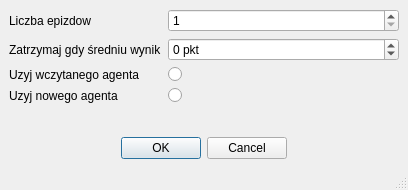
Old version of the form templatki/templatkaUruchamianieui.ui in the repository vatrasar/licencjat.
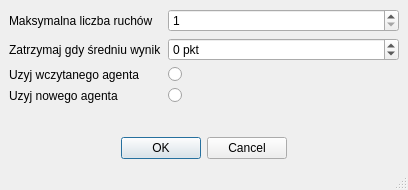
New version of the form.

The edit to the form file:
```diff
--- a/templatki/templatkaUruchamianieui.ui
+++ b/templatki/templatkaUruchamianieui.ui
@@ -26,7 +26,7 @@
       <item row="0" column="0">
        <widget class="QLabel" name="label">
         <property name="text">
-         <string>Liczba epizdow</string>
+         <string>Maksymalna liczba ruchów</string>
         </property>
        </widget>
       </item>
```
Left out of the diff: 4 changed lines with no effect on the pictures.
